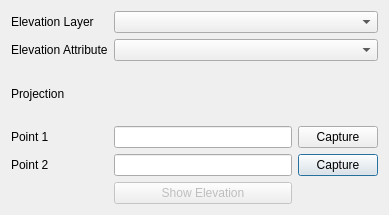
Before: the Qt Designer form EleView/EleView_dialog_base.ui in JamesFysh/eleview, drawn with Qt 5.
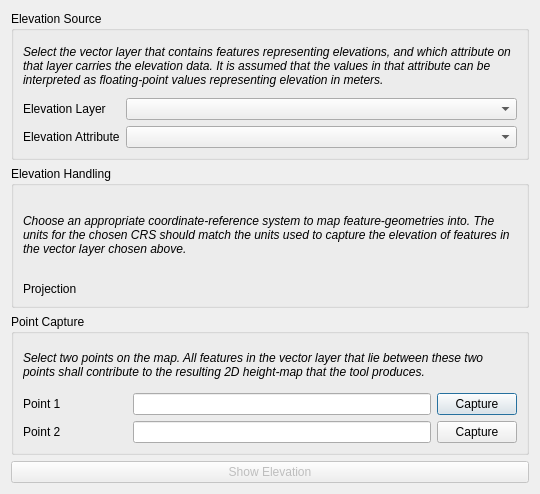
After: the same form once the commit is applied. Custom widgets are drawn as their Qt base class.

Commit message:
Revise tool UI
Better layout, some instructive text

Patch:
```diff
--- a/EleView/EleView_dialog_base.ui
+++ b/EleView/EleView_dialog_base.ui
@@ -6,62 +6,242 @@
    <rect>
     <x>0</x>
     <y>0</y>
-    <width>389</width>
-    <height>215</height>
+    <width>540</width>
+    <height>494</height>
    </rect>
   </property>
   <property name="windowTitle">
    <string>Elevation Viewer</string>
   </property>
-  <layout class="QGridLayout" name="gridLayout" columnstretch="0,0,0">
-   <item row="5" column="0">
-    <widget class="QLabel" name="label">
-     <property name="text">
-      <string>Projection</string>
+  <layout class="QVBoxLayout" name="verticalLayout">
+   <item>
+    <widget class="QGroupBox" name="elevSourceGB">
+     <property name="title">
+      <string>Elevation Source</string>
      </property>
+     <layout class="QGridLayout" name="gridLayout_3" columnstretch="0,1">
+      <property name="sizeConstraint">
+       <enum>QLayout::SetDefaultConstraint</enum>
+      </property>
+      <item row="4" column="0">
+       <widget class="QLabel" name="lblElevAttr">
+        <property name="text">
+         <string>Elevation Attribute</string>
+        </property>
+       </widget>
+      </item>
+      <item row="1" column="0" colspan="2">
+       <widget class="QLabel" name="lblElevDescription">
+        <property name="text">
+         <string>&lt;html&gt;&lt;head/&gt;&lt;body&gt;&lt;p&gt;&lt;span style=&quot; font-style:italic;&quot;&gt;Select the vector layer that contains features representing elevations, and which attribute on that layer carries the elevation data. It is assumed that the values in that attribute can be interpreted as floating-point values representing elevation in meters.&lt;/span&gt;&lt;/p&gt;&lt;/body&gt;&lt;/html&gt;</string>
+        </property>
+        <property name="wordWrap">
+         <bool>true</bool>
+        </property>
+       </widget>
+      </item>
+      <item row="3" column="0">
+       <widget class="QLabel" name="lblElevLayer">
+        <property name="text">
+         <string>Elevation Layer</string>
+        </property>
+       </widget>
+      </item>
+      <item row="4" column="1">
+       <widget class="QComboBox" name="cboxElevAttr"/>
+      </item>
+      <item row="2" column="0">
+       <spacer name="vs">
+        <property name="orientation">
+         <enum>Qt::Vertical</enum>
+        </property>
+        <property name="sizeType">
+         <enum>QSizePolicy::Fixed</enum>
+        </property>
+        <property name="sizeHint" stdset="0">
+         <size>
+          <width>20</width>
+          <height>5</height>
+         </size>
+        </property>
+       </spacer>
+      </item>
+      <item row="3" column="1">
+       <widget class="QComboBox" name="cboxElevLayer"/>
+      </item>
+      <item row="0" column="0">
+       <spacer name="vs_2">
+        <property name="orientation">
+         <enum>Qt::Vertical</enum>
+        </property>
+        <property name="sizeType">
+         <enum>QSizePolicy::Fixed</enum>
+        </property>
+        <property name="sizeHint" stdset="0">
+         <size>
+          <width>20</width>
+          <height>5</height>
+         </size>
+        </property>
+       </spacer>
+      </item>
+     </layout>
     </widget>
    </item>
-   <item row="5" column="1" colspan="2">
-    <widget class="QgsProjectionSelectionWidget" name="cboxElevProj"/>
-   </item>
-   <item row="1" column="1" colspan="2">
-    <widget class="QComboBox" name="cboxElevLayer"/>
-   </item>
-   <item row="7" column="2">
-    <widget class="QPushButton" name="capturePoint2">
-     <property name="text">
-      <string>Capture</string>
+   <item>
+    <widget class="QGroupBox" name="elevHandlingGB">
+     <property name="title">
+      <string>Elevation Handling</string>
      </property>
+     <layout class="QGridLayout" name="gridLayout" columnstretch="0,1">
+      <item row="0" column="0">
+       <spacer name="vs_3">
+        <property name="orientation">
+         <enum>Qt::Vertical</enum>
+        </property>
+        <property name="sizeType">
+         <enum>QSizePolicy::Fixed</enum>
+        </property>
+        <property name="sizeHint" stdset="0">
+         <size>
+          <width>20</width>
+          <height>5</height>
+         </size>
+        </property>
+       </spacer>
+      </item>
+      <item row="3" column="1">
+       <widget class="QgsProjectionSelectionWidget" name="cboxElevProj">
+        <property name="sizePolicy">
+         <sizepolicy hsizetype="Preferred" vsizetype="Fixed">
+          <horstretch>0</horstretch>
+          <verstretch>0</verstretch>
+         </sizepolicy>
+        </property>
+       </widget>
+      </item>
+      <item row="3" column="0">
+       <widget class="QLabel" name="lblProjection">
+        <property name="text">
+         <string>Projection               </string>
+        </property>
+       </widget>
+      </item>
+      <item row="2" column="0">
+       <spacer name="vs_4">
+        <property name="orientation">
+         <enum>Qt::Vertical</enum>
+        </property>
+        <property name="sizeType">
+         <enum>QSizePolicy::Fixed</enum>
+        </property>
+        <property name="sizeHint" stdset="0">
+         <size>
+          <width>20</width>
+          <height>5</height>
+         </size>
+        </property>
+       </spacer>
+      </item>
+      <item row="1" column="0" colspan="2">
+       <widget class="QLabel" name="lblHandlingDescription">
+        <property name="text">
+         <string>&lt;html&gt;&lt;head/&gt;&lt;body&gt;&lt;p&gt;&lt;span style=&quot; font-style:italic;&quot;&gt;Choose an appropriate coordinate-reference system to map feature-geometries into.  The units for the chosen CRS should match the units used to capture the elevation of features in the vector layer chosen above.&lt;/span&gt;&lt;/p&gt;&lt;/body&gt;&lt;/html&gt;</string>
+        </property>
+        <property name="wordWrap">
+         <bool>true</bool>
+        </property>
+       </widget>
+      </item>
+     </layout>
     </widget>
    </item>
-   <item row="6" column="0">
-    <widget class="QLabel" name="lblPoint1">
-     <property name="text">
-      <string>Point 1</string>
+   <item>
+    <widget class="QGroupBox" name="captureGB">
+     <property name="title">
+      <string>Point Capture</string>
      </property>
+     <layout class="QGridLayout" name="gridLayout_2">
+      <item row="4" column="0">
+       <widget class="QLabel" name="lblPoint1_2">
+        <property name="text">
+         <string>Point 2</string>
+        </property>
+       </widget>
+      </item>
+      <item row="0" column="0">
+       <spacer name="verticalSpacer">
+        <property name="orientation">
+         <enum>Qt::Vertical</enum>
+        </property>
+        <property name="sizeType">
+         <enum>QSizePolicy::Fixed</enum>
+        </property>
+        <property name="sizeHint" stdset="0">
+         <size>
+          <width>20</width>
+          <height>5</height>
+         </size>
+        </property>
+       </spacer>
+      </item>
+      <item row="3" column="2">
+       <widget class="QPushButton" name="capturePoint1">
+        <property name="text">
+         <string>Capture</string>
+        </property>
+       </widget>
+      </item>
+      <item row="4" column="2">
+       <widget class="QPushButton" name="capturePoint2">
+        <property name="text">
+         <string>Capture</string>
+        </property>
+       </widget>
+      </item>
+      <item row="3" column="1">
+       <widget class="QLineEdit" name="point1"/>
+      </item>
+      <item row="4" column="1">
+       <widget class="QLineEdit" name="point2"/>
+      </item>
+      <item row="3" column="0">
+       <widget class="QLabel" name="lblPoint1">
+        <property name="text">
+         <string>Point 1                    </string>
+        </property>
+       </widget>
+      </item>
+      <item row="2" column="0">
+       <spacer name="verticalSpacer_2">
+        <property name="orientation">
+         <enum>Qt::Vertical</enum>
+        </property>
+        <property name="sizeType">
+         <enum>QSizePolicy::Fixed</enum>
+        </property>
+        <property name="sizeHint" stdset="0">
+         <size>
+          <width>20</width>
+          <height>5</height>
+         </size>
+        </property>
+       </spacer>
+      </item>
+      <item row="1" column="0" colspan="3">
+       <widget class="QLabel" name="lblCaptureDescription">
+        <property name="text">
+         <string>&lt;html&gt;&lt;head/&gt;&lt;body&gt;&lt;p&gt;&lt;span style=&quot; font-style:italic;&quot;&gt;Select two points on the map.  All features in the vector layer that lie between these two points shall contribute to the resulting 2D height-map that the tool produces.&lt;/span&gt;&lt;/p&gt;&lt;/body&gt;&lt;/html&gt;</string>
+        </property>
+        <property name="wordWrap">
+         <bool>true</bool>
+        </property>
+       </widget>
+      </item>
+     </layout>
     </widget>
    </item>
-   <item row="6" column="2">
-    <widget class="QPushButton" name="capturePoint1">
-     <property name="text">
-      <string>Capture</string>
-     </property>
-    </widget>
-   </item>
-   <item row="7" column="0">
-    <widget class="QLabel" name="lblPoint1_2">
-     <property name="text">
-      <string>Point 2</string>
-     </property>
-    </widget>
-   </item>
-   <item row="7" column="1">
-    <widget class="QLineEdit" name="point2"/>
-   </item>
-   <item row="6" column="1">
-    <widget class="QLineEdit" name="point1"/>
-   </item>
-   <item row="8" column="1">
+   <item>
     <widget class="QPushButton" name="btnShowElevation">
      <property name="enabled">
       <bool>false</bool>
@@ -71,23 +251,6 @@
      </property>
     </widget>
    </item>
-   <item row="4" column="1" colspan="2">
-    <widget class="QComboBox" name="cboxElevAttr"/>
-   </item>
-   <item row="1" column="0">
-    <widget class="QLabel" name="lblElevLayer">
-     <property name="text">
-      <string>Elevation Layer</string>
-     </property>
-    </widget>
-   </item>
-   <item row="4" column="0">
-    <widget class="QLabel" name="lblElevAttr">
-     <property name="text">
-      <string>Elevation Attribute</string>
-     </property>
-    </widget>
-   </item>
   </layout>
  </widget>
  <customwidgets>
```
The commit also changes 1 other file.
